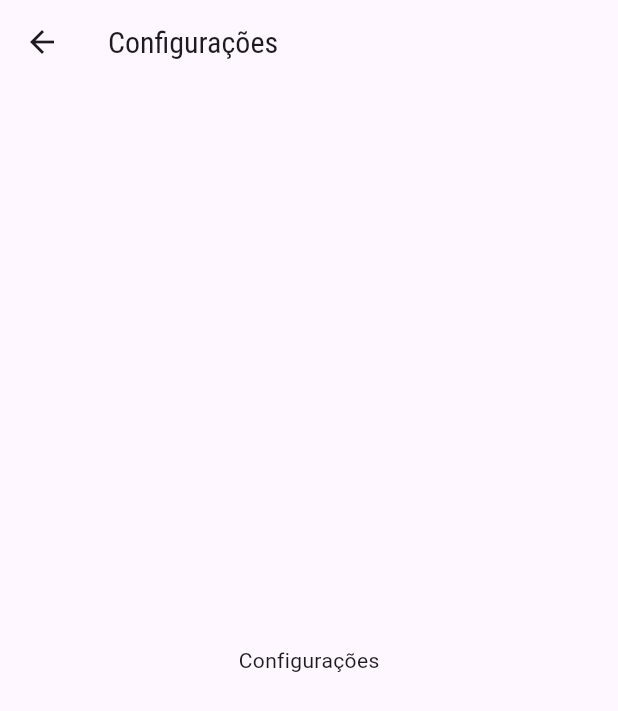
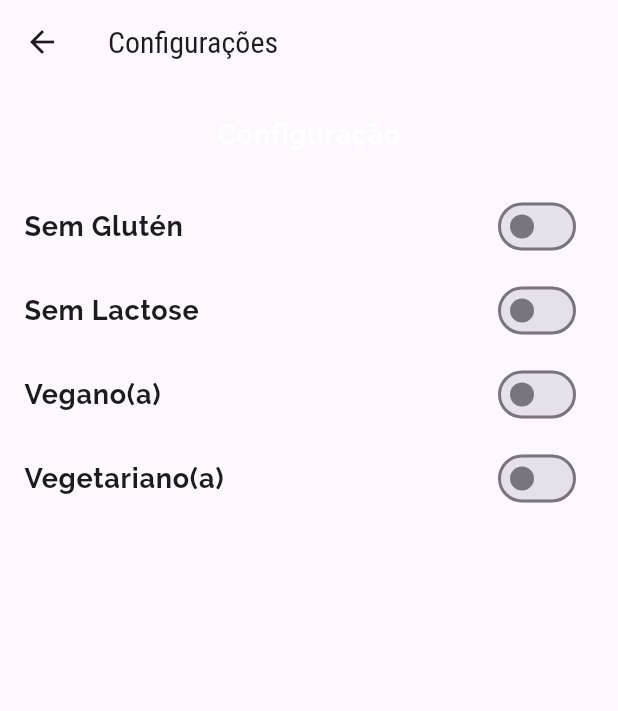
Before and after one commit to CantarinoG/meals-app, a Flutter app: the SettingsScreen screen opened by its route, on a phone screen of 412 x 824 dp. Shown: the top 711 px of the screen. Run offline on Flutter 3.47's test engine with Material 3 defaults, Android fonts, the phone set to English and light mode, and no system bars; network calls fail.

Commit message:
Add settings view screen

```diff
--- a/lib/components/main_drawer.dart
+++ b/lib/components/main_drawer.dart
@@ -50,7 +50,7 @@ class MainDrawer extends StatelessWidget {
           _createItem(
             Icons.restaurant,
             "Refeições",
-            () => Navigator.of(context).pushNamed(AppRoutes.HOME),
+            () => Navigator.of(context).pushReplacementNamed(AppRoutes.HOME),
           ),
           _createItem(
             Icons.settings,
--- /dev/null
+++ b/lib/models/settings.dart
@@ -0,0 +1,12 @@
+class Settings {
+  bool isGlutenFree;
+  bool isLactoseFree;
+  bool isVegan;
+  bool isVegetarian;
+
+  Settings(
+      {this.isGlutenFree = false,
+      this.isLactoseFree = false,
+      this.isVegan = false,
+      this.isVegetarian = false});
+}
--- a/lib/screens/meal_detail_screen.dart
+++ b/lib/screens/meal_detail_screen.dart
@@ -96,6 +96,12 @@ class MealDetailScreen extends StatelessWidget {
           ],
         ),
       ),
+      floatingActionButton: FloatingActionButton(
+        onPressed: () {
+          Navigator.of(context).pop(meal.title);
+        },
+        child: Icon(Icons.star),
+      ),
     );
   }
 }
--- a/lib/screens/settings_screen.dart
+++ b/lib/screens/settings_screen.dart
@@ -1,7 +1,30 @@
 import 'package:flutter/material.dart';
+import '../models/settings.dart';
 
-class SettingsScreen extends StatelessWidget {
+class SettingsScreen extends StatefulWidget {
   const SettingsScreen({super.key});
+
+  @override
+  State<SettingsScreen> createState() => _SettingsScreenState();
+}
+
+class _SettingsScreenState extends State<SettingsScreen> {
+  var settings = Settings();
+
+  Widget _createSwitch(
+    String title,
+    String subtitle,
+    bool value,
+    Function(bool) onChanged,
+  ) {
+    return SwitchListTile.adaptive(
+      title: Text(
+        title,
+      ),
+      value: value,
+      onChanged: onChanged,
+    );
+  }
 
   @override
   Widget build(BuildContext context) {
@@ -9,8 +32,70 @@ class SettingsScreen extends StatelessWidget {
       appBar: AppBar(
         title: Text("Configurações"),
       ),
-      body: Center(
-        child: Text("Configurações"),
+      body: Column(
+        children: <Widget>[
+          Container(
+            padding: EdgeInsets.all(20),
+            child: Text(
+              "Configuração",
+              style: Theme.of(context).textTheme.bodyLarge,
+            ),
+          ),
+          Expanded(
+            child: ListView(
+              children: <Widget>[
+                _createSwitch(
+                  "Sem Glutén",
+                  "Só exibe refeições sem glutén.",
+                  settings.isGlutenFree,
+                  (value) {
+                    setState(
+                      () {
+                        settings.isGlutenFree = value;
+                      },
+                    );
+                  },
+                ),
+                _createSwitch(
+                  "Sem Lactose",
+                  "Só exibe refeições sem lactose.",
+                  settings.isLactoseFree,
+                  (value) {
+                    setState(
+                      () {
+                        settings.isLactoseFree = value;
+                      },
+                    );
+                  },
+                ),
+                _createSwitch(
+                  "Vegano(a)",
+                  "Só exibe refeições veganas.",
+                  settings.isVegan,
+                  (value) {
+                    setState(
+                      () {
+                        settings.isVegan = value;
+                      },
+                    );
+                  },
+                ),
+                _createSwitch(
+                  "Vegetariano(a)",
+                  "Só exibe refeições vegetarianas.",
+                  settings.isVegetarian,
+                  (value) {
+                    setState(
+                      () {
+                        settings.isVegetarian = value;
+                      },
+                    );
+                  },
+                )
+              ],
+            ),
+          )
+        ],
       ),
     );
   }
```
Also changed, not shown: lib/components/meal_item.dart (+9 -1 lines).
